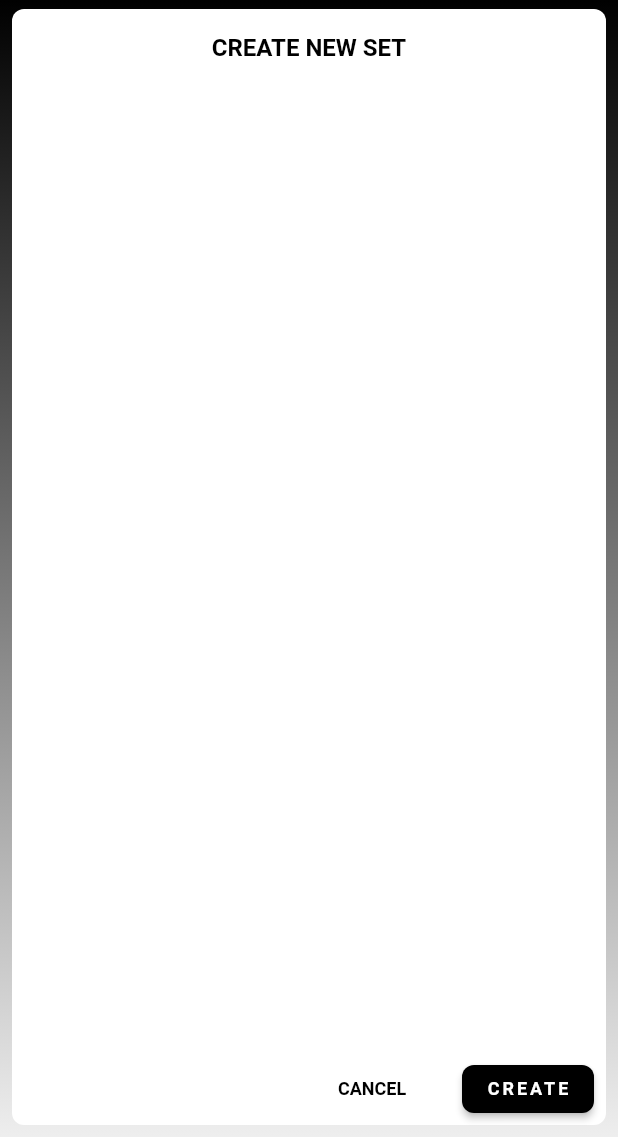
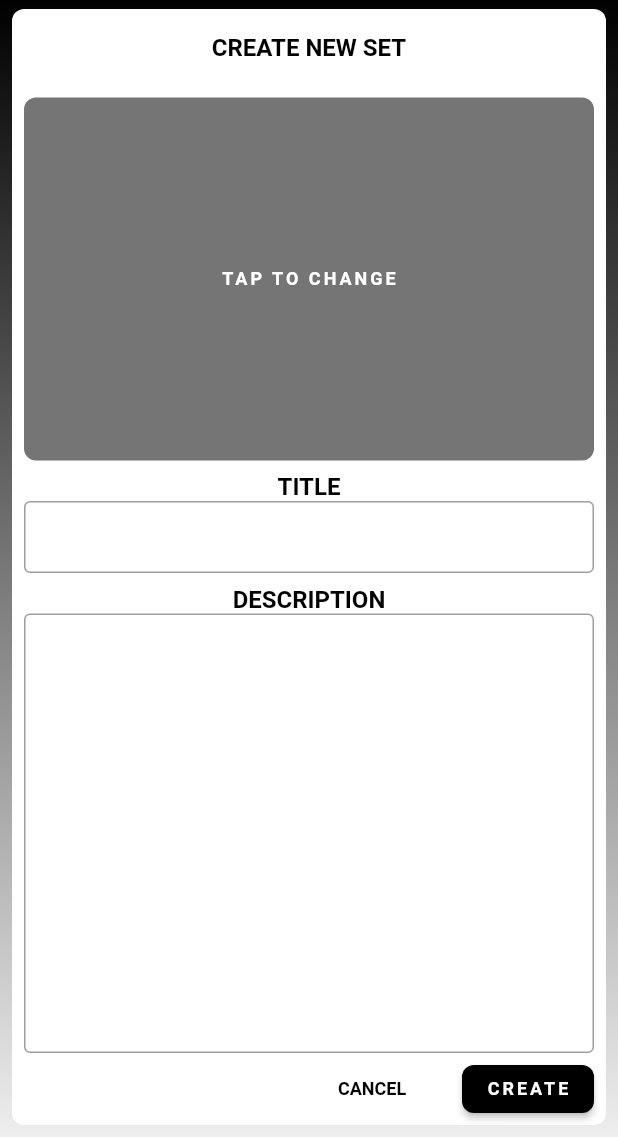
Before and after one commit to GenixPL/pictile, a Flutter app: the AddSetPage widget shown alone on an empty page, opened directly, on a phone screen of 412 x 824 dp, the part 99-1236 px from its top. Run offline on Flutter 3.47's test engine with Material 2 defaults, Android fonts, the phone set to English and light mode, and no system bars; our stand-ins replace google_fonts, image_picker, permission_handler.

Commit message:
Add add view.

```diff
--- a/lib/main.dart
+++ b/lib/main.dart
@@ -21,7 +21,7 @@ class MyApp extends StatelessWidget {
 
     return MaterialApp(
       theme: mainTheme,
-      initialRoute: manageMenuRoute, //TODO
+      initialRoute: manageAddRoute, //TODO
       onGenerateRoute: router.generateRoute,
     );
   }
--- a/lib/themes/main_theme.dart
+++ b/lib/themes/main_theme.dart
@@ -1,3 +1,4 @@
+import 'package:flutter/cupertino.dart';
 import 'package:flutter/material.dart';
 
 ThemeData mainTheme = ThemeData(
@@ -5,4 +6,13 @@ ThemeData mainTheme = ThemeData(
     foregroundColor: Colors.white,
     backgroundColor: Colors.black,
   ),
+  accentColor: Colors.black,
+  primaryColor: Colors.black,
+
+  // cursor color
+  cupertinoOverrideTheme: CupertinoThemeData(
+    primaryColor: Colors.black,
+  ),
+  cursorColor: Colors.black,
+  textSelectionColor: Colors.black54,
 );
--- a/lib/ui/manage/add/add_set_page.dart
+++ b/lib/ui/manage/add/add_set_page.dart
@@ -1,8 +1,20 @@
+import 'dart:io';
+
 import 'package:flutter/material.dart';
+import 'package:image_picker/image_picker.dart';
+import 'package:permission_handler/permission_handler.dart';
 import 'package:pictile/ui/common/app_text_style.dart';
 import 'package:pictile/ui/common/basic_page.dart';
 
-class AddSetPage extends StatelessWidget {
+class AddSetPage extends StatefulWidget {
+  @override
+  _AddSetPageState createState() => _AddSetPageState();
+}
+
+class _AddSetPageState extends State<AddSetPage> {
+  File _img;
+  final _formKey = GlobalKey<FormState>();
+
   @override
   Widget build(BuildContext context) {
     return BasicPage(
@@ -12,14 +24,88 @@ class AddSetPage extends StatelessWidget {
           child: Text('CREATE NEW SET', style: blackTextStyle),
         ),
         Expanded(
-          child: Column(),
+          child: Column(
+            children: <Widget>[
+              Expanded(
+                flex: 2,
+                child: _buildImg(),
+              ),
+              Expanded(
+                flex: 3,
+                child: _buildTexts(),
+              ),
+            ],
+          ),
         ),
-        _buildBottomButtons(),
+        _buildBottomButtons(context),
       ],
     );
   }
 
-  Widget _buildBottomButtons() {
+  Widget _buildImg() {
+    return Padding(
+      padding: const EdgeInsets.all(8.0),
+      child: Stack(
+        children: <Widget>[
+          if (_img != null)
+            Align(
+              child: Image.file(_img),
+              alignment: Alignment.center,
+            ),
+          GestureDetector(
+            onTap: _onImgTap,
+            child: Container(
+              decoration: BoxDecoration(
+                color: Colors.black54,
+                borderRadius: BorderRadius.circular(8),
+              ),
+              child: Center(
+                child: Text('TAP TO CHANGE', style: whiteTextStyle),
+              ),
+            ),
+          ),
+        ],
+      ),
+    );
+  }
+
+  Widget _buildTexts() {
+    return Padding(
+      padding: const EdgeInsets.only(left: 8, right: 8),
+      child: Form(
+        key: _formKey,
+        child: Column(
+          children: <Widget>[
+            Text('TITLE', style: blackTextStyle),
+            TextFormField(
+              decoration: InputDecoration(
+                contentPadding: EdgeInsets.fromLTRB(8, 0, 8, 0),
+                border: OutlineInputBorder(),
+              ),
+              maxLines: 1,
+              validator: _validateTitle,
+            ),
+            SizedBox(height: 8),
+            Text('DESCRIPTION', style: blackTextStyle),
+            Expanded(
+              child: TextFormField(
+                decoration: InputDecoration(
+                  contentPadding: EdgeInsets.fromLTRB(8, 4, 8, 4),
+                  border: OutlineInputBorder(),
+                ),
+                expands: true,
+                maxLines: null,
+                validator: _validateDescription,
+              ),
+            ),
+//        Expanded(child: Container(color: Colors.redAccent,),)
+          ],
+        ),
+      ),
+    );
+  }
+
+  Widget _buildBottomButtons(BuildContext context) {
     return Row(
       mainAxisAlignment: MainAxisAlignment.end,
       children: <Widget>[
@@ -29,7 +115,7 @@ class AddSetPage extends StatelessWidget {
             height: 32,
             child: FlatButton(
               child: Text('CANCEL', style: blackSmallTextStyle),
-              onPressed: () => print('CREATE'),
+              onPressed: () => Navigator.pop(context),
               shape: RoundedRectangleBorder(
                 borderRadius: BorderRadius.circular(8),
               ),
@@ -49,11 +135,59 @@ class AddSetPage extends StatelessWidget {
               ),
               splashColor: Colors.white,
               child: Text('CREATE', style: whiteTextStyle),
-              onPressed: () => print('CREATE'),
+              onPressed: _onCreateTap,
             ),
           ),
         ),
       ],
     );
   }
+
+  _onImgTap() async {
+    await PermissionHandler().requestPermissions(
+      [PermissionGroup.photos],
+    );
+
+    var img;
+    try {
+      img = await ImagePicker.pickImage(source: ImageSource.gallery);
+    } catch (e) {
+      print(e);
+    }
+    setState(() {
+      _img = img;
+    });
+  }
+
+  _onCreateTap() {
+    if (!_formKey.currentState.validate()) {
+      return;
+    }
+
+
+  }
+
+  String _validateTitle(String value) {
+    if (value.isEmpty) {
+      return 'Please enter some text';
+    }
+
+    if (value.length > 50) {
+      return 'Max 50 characters';
+    }
+
+    return null;
+  }
+
+  String _validateDescription(String value) {
+    if (value.isEmpty) {
+      return 'Please enter some text';
+    }
+
+    if (value.length > 500) {
+      return 'Max 500 characters';
+    }
+
+    return null;
+  }
 }
--- a/pubspec.yaml
+++ b/pubspec.yaml
@@ -12,6 +12,9 @@ dependencies:
 
   google_fonts: ^0.3.9
 
+  image_picker: ^0.6.3+4
+  permission_handler: ^4.2.0+hotfix.3
+
 dev_dependencies:
   flutter_test:
     sdk: flutter
```
Also changed, not shown: pubspec.lock, 2 other files.
